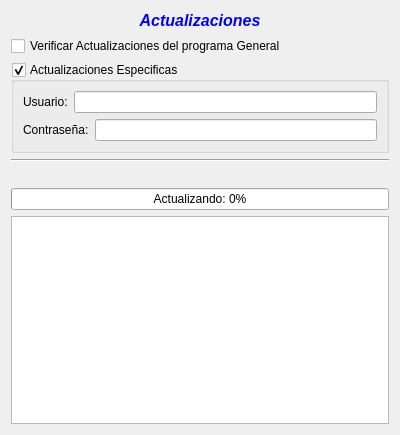
This is trunk/src/FormActualizacionBase.ui in chungote/gestotux as Qt 5 draws it before an edit. The edited form follows.
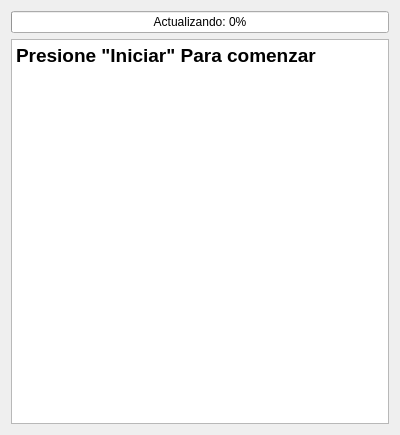
This is the edited form.

Commit message: agergado editr html, modificado sistema de actualizacion para pasos simples, modificado editor de presupuesto

```diff
--- a/trunk/src/FormActualizacionBase.ui
+++ b/trunk/src/FormActualizacionBase.ui
@@ -13,80 +13,6 @@
    <string>Form</string>
   </property>
   <layout class="QVBoxLayout" >
-   <item>
-    <widget class="QLabel" name="Ltitulo" >
-     <property name="text" >
-      <string>&lt;html>&lt;head>&lt;meta name="qrichtext" content="1" />&lt;style type="text/css">
-p, li { white-space: pre-wrap; }
-&lt;/style>&lt;/head>&lt;body style=" font-family:'Sans Serif'; font-size:9pt; font-weight:400; font-style:normal;">
-&lt;p style=" margin-top:0px; margin-bottom:0px; margin-left:0px; margin-right:0px; -qt-block-indent:0; text-indent:0px;">&lt;span style=" font-size:12pt; font-weight:600; font-style:italic; color:#0000ff;">Actualizaciones&lt;/span>&lt;/p>&lt;/body>&lt;/html></string>
-     </property>
-     <property name="alignment" >
-      <set>Qt::AlignCenter</set>
-     </property>
-    </widget>
-   </item>
-   <item>
-    <widget class="QCheckBox" name="CkBGenerales" >
-     <property name="text" >
-      <string>Verificar Actualizaciones del programa General</string>
-     </property>
-    </widget>
-   </item>
-   <item>
-    <widget class="QGroupBox" name="GBEspecificas" >
-     <property name="title" >
-      <string>Actualizaciones Especificas</string>
-     </property>
-     <property name="checkable" >
-      <bool>true</bool>
-     </property>
-     <layout class="QVBoxLayout" >
-      <item>
-       <layout class="QHBoxLayout" >
-        <item>
-         <widget class="QLabel" name="label_2" >
-          <property name="text" >
-           <string>Usuario:</string>
-          </property>
-         </widget>
-        </item>
-        <item>
-         <widget class="QLineEdit" name="LEUsuario" />
-        </item>
-       </layout>
-      </item>
-      <item>
-       <layout class="QHBoxLayout" >
-        <item>
-         <widget class="QLabel" name="label_3" >
-          <property name="text" >
-           <string>Contraseña:</string>
-          </property>
-         </widget>
-        </item>
-        <item>
-         <widget class="QLineEdit" name="LEPass" />
-        </item>
-       </layout>
-      </item>
-     </layout>
-    </widget>
-   </item>
-   <item>
-    <widget class="Line" name="line" >
-     <property name="orientation" >
-      <enum>Qt::Horizontal</enum>
-     </property>
-    </widget>
-   </item>
-   <item>
-    <widget class="QLabel" name="LEstado" >
-     <property name="text" >
-      <string/>
-     </property>
-    </widget>
-   </item>
    <item>
     <widget class="QProgressBar" name="PBProgreso" >
      <property name="value" >
@@ -102,6 +28,13 @@
    </item>
    <item>
     <widget class="QTextEdit" name="TELog" >
+     <property name="html" >
+      <string>&lt;!DOCTYPE HTML PUBLIC "-//W3C//DTD HTML 4.0//EN" "http://www.w3.org/TR/REC-html40/strict.dtd">
+&lt;html>&lt;head>&lt;meta name="qrichtext" content="1" />&lt;style type="text/css">
+p, li { white-space: pre-wrap; }
+&lt;/style>&lt;/head>&lt;body style=" font-family:'Sans Serif'; font-size:9pt; font-weight:400; font-style:normal;">
+&lt;p style=" margin-top:0px; margin-bottom:0px; margin-left:0px; margin-right:0px; -qt-block-indent:0; text-indent:0px;">&lt;span style=" font-size:14pt; font-weight:600;">Presione "Iniciar" Para comenzar&lt;/span>&lt;/p>&lt;/body>&lt;/html></string>
+     </property>
      <property name="acceptRichText" >
       <bool>false</bool>
      </property>
```
The commit also changes 30 other files.
